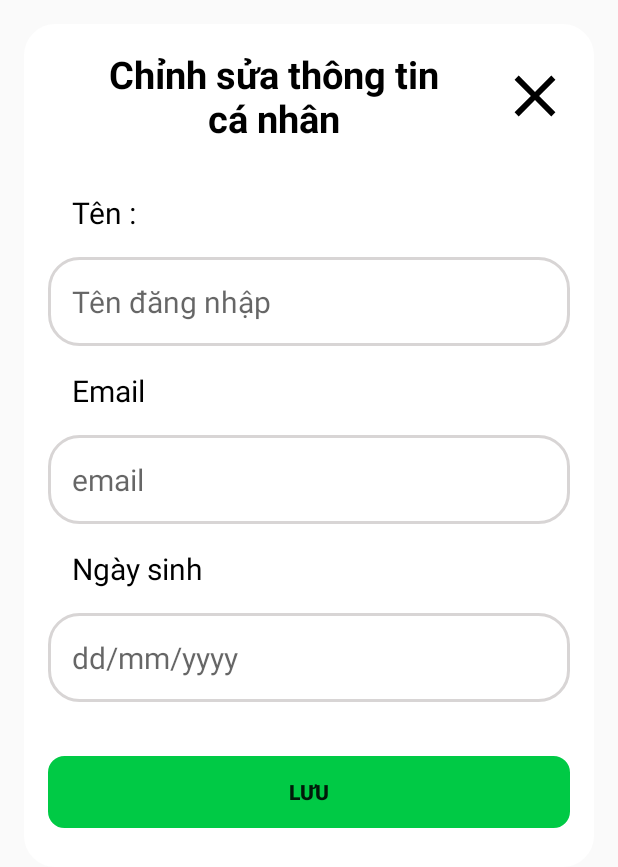
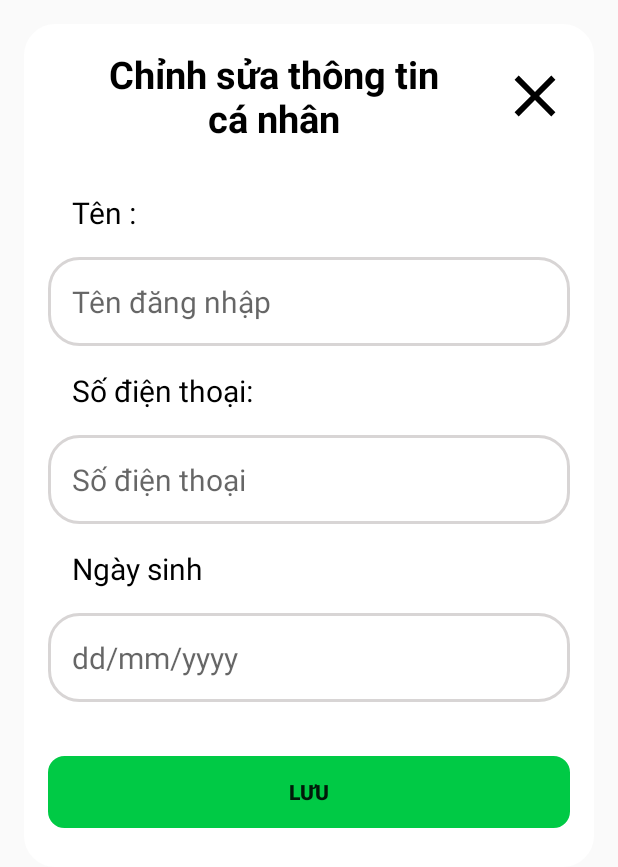
Before and after one commit to thquan105/androidstudio_iosteam, an Android app: the layout layout_dialog_chinhsuattcn.xml on its own in the app's theme, with its tools: preview values and no code run, on a phone screen of 412 x 824 dp. Shown: the top 867 px of the screen. Run offline under Robolectric (Android 15) with nearby library versions, the phone set to English and light mode, and no system bars.

Commit message:
chinh sua thong tin dialog

```diff
--- a/app/src/main/res/layout/layout_dialog_chinhsuattcn.xml
+++ b/app/src/main/res/layout/layout_dialog_chinhsuattcn.xml
@@ -64,7 +64,7 @@
         <TextView
             android:layout_width="match_parent"
             android:layout_height="wrap_content"
-            android:text="Email"
+            android:text="Số điện thoại:"
             android:textColor="@color/black"
             android:gravity="left"
             android:textSize="20sp"
@@ -73,7 +73,7 @@
             android:id="@+id/edt_email"
             android:layout_width="match_parent"
             android:layout_height="wrap_content"
-            android:hint="email"
+            android:hint="Số điện thoại"
             android:textSize="20sp"
             android:background="@drawable/edt_bgr_corner"
             android:padding="16dp"
```
